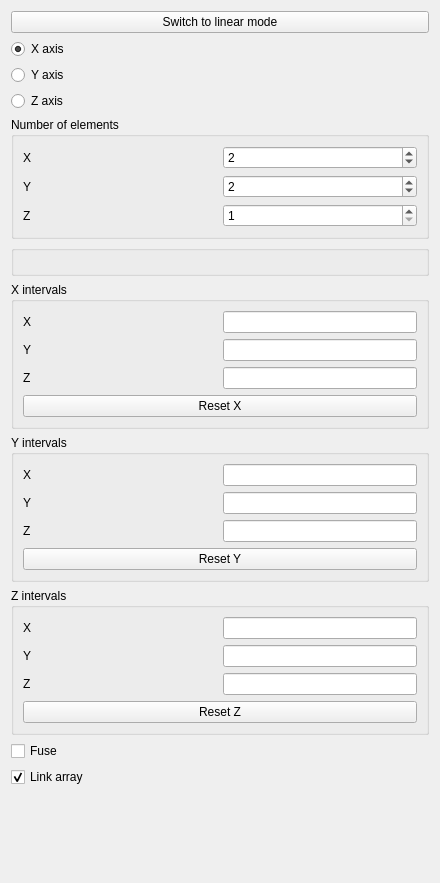
This is src/Mod/Draft/Resources/ui/TaskPanel_OrthoArray.ui in southseact-3d/fcd as Qt 5 draws it before an edit. The edited form follows.
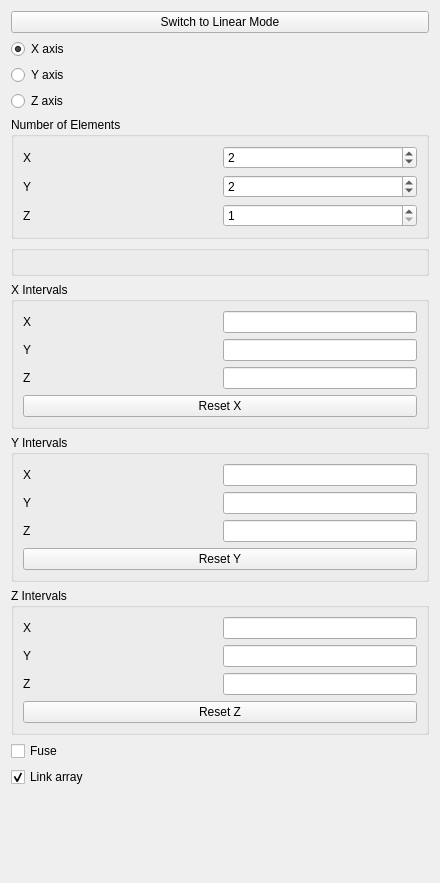
This is the edited form. Custom widgets are drawn as their Qt base class.

```diff
--- a/src/Mod/Draft/Resources/ui/TaskPanel_OrthoArray.ui
+++ b/src/Mod/Draft/Resources/ui/TaskPanel_OrthoArray.ui
@@ -32,7 +32,7 @@
       <string>Toggle between Orthogonal mode and Linear mode. In Linear mode, you can select which axis to use.</string>
      </property>
      <property name="text">
-      <string>Switch to linear mode</string>
+      <string>Switch to Linear Mode</string>
      </property>
      <property name="checkable">
       <bool>true</bool>
@@ -80,7 +80,7 @@
 The number must be at least 1 in each direction.</string>
      </property>
      <property name="title">
-      <string>Number of elements</string>
+      <string>Number of Elements</string>
      </property>
      <layout class="QGridLayout" name="gridLayout_5">
       <item row="0" column="0">
@@ -170,7 +170,7 @@
 Negative values will result in copies produced in the negative direction.</string>
      </property>
      <property name="title">
-      <string>X intervals</string>
+      <string>X Intervals</string>
      </property>
      <layout class="QGridLayout" name="gridLayout_2">
       <item row="0" column="0">
@@ -261,7 +261,7 @@
 Negative values will result in copies produced in the negative direction.</string>
      </property>
      <property name="title">
-      <string>Y intervals</string>
+      <string>Y Intervals</string>
      </property>
      <layout class="QGridLayout" name="gridLayout_1">
       <item row="0" column="0">
@@ -352,7 +352,7 @@
 Negative values will result in copies produced in the negative direction.</string>
      </property>
      <property name="title">
-      <string>Z intervals</string>
+      <string>Z Intervals</string>
      </property>
      <layout class="QGridLayout" name="gridLayout">
       <item row="0" column="0">
```
Left out of the diff: 10 changed lines with no effect on the pictures.
